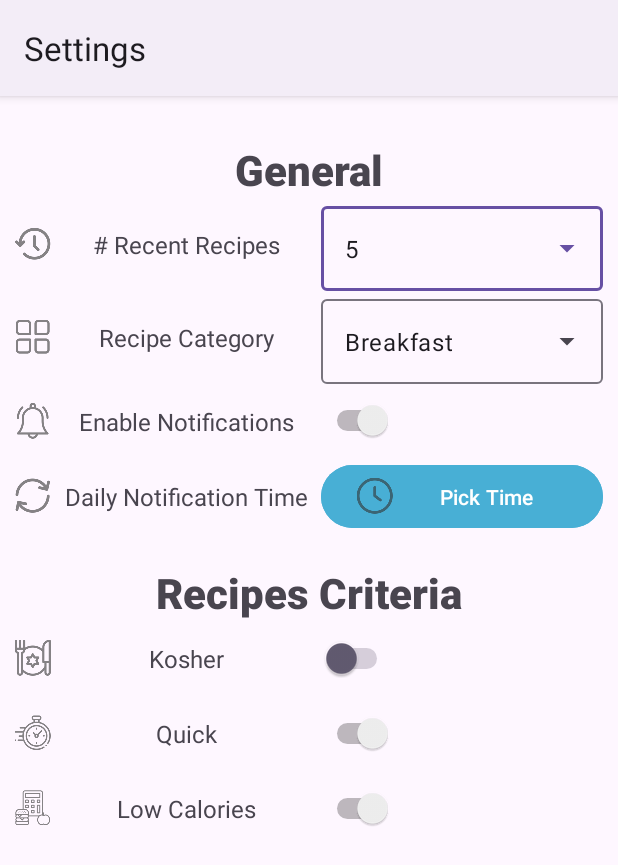
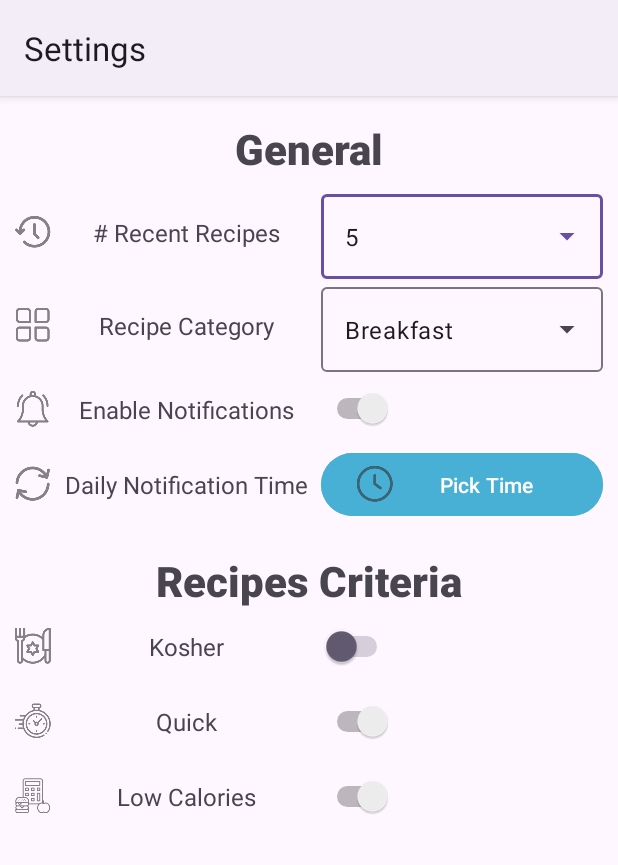
Before and after one commit to Android-Jelly-Beans-On-Toast/Daily-Meal-Recipes, an Android app: the SettingsActivity screen opened directly, with no data from a screen before it, on a phone screen of 412 x 824 dp. Shown: the top 865 px of the screen. Run offline under Robolectric (Android 15) with nearby library versions, the phone set to English and light mode, and no system bars.

Commit message:
tiny padding change

```diff
--- a/app/src/main/res/layout/activity_settings.xml
+++ b/app/src/main/res/layout/activity_settings.xml
@@ -23,8 +23,7 @@
             android:layout_height="match_parent"
             android:foregroundGravity="center"
             android:gravity="center"
-            android:minHeight="50dp"
-            android:paddingTop="20dp">
+            android:minHeight="50dp">
 
             <TextView
                 android:id="@+id/textView3"
```
